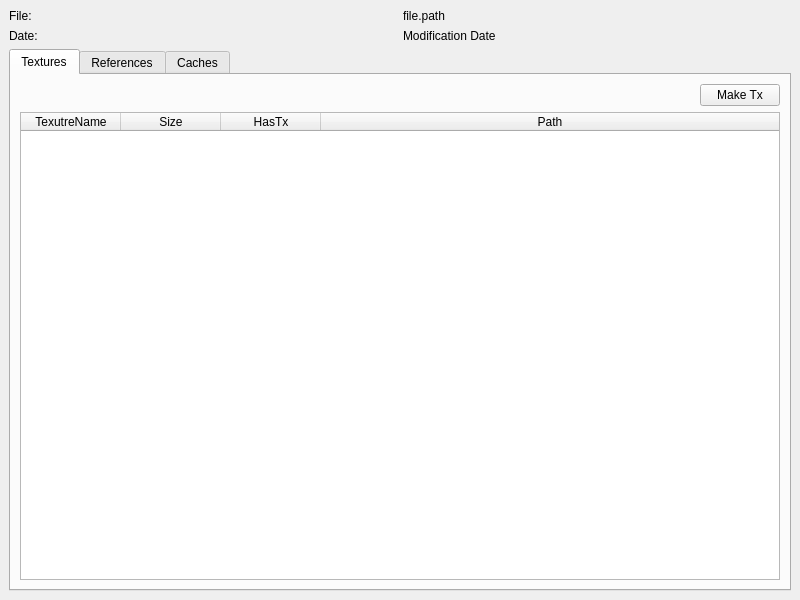
First picture: the form in pipe/mayaFile/mayaFileProperties.ui, repository skarone/PipeL, before the edit.
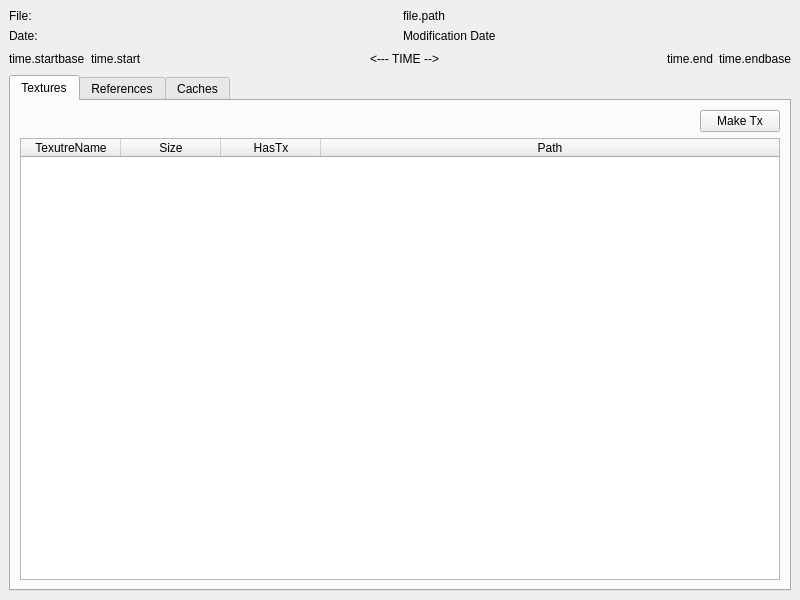
Second picture: the form after the edit.

```diff
--- a/pipe/mayaFile/mayaFileProperties.ui
+++ b/pipe/mayaFile/mayaFileProperties.ui
@@ -53,6 +53,71 @@
         </item>
        </layout>
       </item>
+      <item>
+       <layout class="QHBoxLayout" name="horizontalLayout_5">
+        <item>
+         <widget class="QLabel" name="time_startbase_la">
+          <property name="text">
+           <string>time.startbase</string>
+          </property>
+         </widget>
+        </item>
+        <item>
+         <widget class="QLabel" name="time_start_la">
+          <property name="text">
+           <string>time.start</string>
+          </property>
+         </widget>
+        </item>
+        <item>
+         <spacer name="horizontalSpacer_2">
+          <property name="orientation">
+           <enum>Qt::Horizontal</enum>
+          </property>
+          <property name="sizeHint" stdset="0">
+           <size>
+            <width>40</width>
+            <height>20</height>
+           </size>
+          </property>
+         </spacer>
+        </item>
+        <item>
+         <widget class="QLabel" name="time_la">
+          <property name="text">
+           <string>&lt;--- TIME --&gt;</string>
+          </property>
+         </widget>
+        </item>
+        <item>
+         <spacer name="horizontalSpacer_3">
+          <property name="orientation">
+           <enum>Qt::Horizontal</enum>
+          </property>
+          <property name="sizeHint" stdset="0">
+           <size>
+            <width>40</width>
+            <height>20</height>
+           </size>
+          </property>
+         </spacer>
+        </item>
+        <item>
+         <widget class="QLabel" name="time_end_la">
+          <property name="text">
+           <string>time.end</string>
+          </property>
+         </widget>
+        </item>
+        <item>
+         <widget class="QLabel" name="time_endbase_la">
+          <property name="text">
+           <string>time.endbase</string>
+          </property>
+         </widget>
+        </item>
+       </layout>
+      </item>
      </layout>
     </item>
     <item>
```
